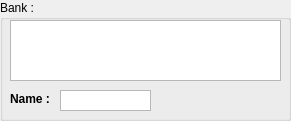
Qt form interface/qbank.ui (LasDesu/fb01editor) before a commit.
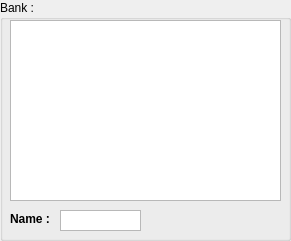
The same form after that commit.

```diff
--- a/interface/qbank.ui
+++ b/interface/qbank.ui
@@ -7,7 +7,7 @@
     <x>0</x>
     <y>0</y>
     <width>291</width>
-    <height>121</height>
+    <height>241</height>
    </rect>
   </property>
   <property name="windowTitle">
@@ -19,7 +19,7 @@
      <x>0</x>
      <y>0</y>
      <width>291</width>
-     <height>121</height>
+     <height>241</height>
     </rect>
    </property>
    <property name="title">
@@ -31,7 +31,7 @@
       <x>10</x>
       <y>20</y>
       <width>271</width>
-      <height>61</height>
+      <height>181</height>
      </rect>
     </property>
     <property name="editTriggers">
@@ -66,8 +66,8 @@
     <property name="geometry">
      <rect>
       <x>60</x>
-      <y>90</y>
-      <width>91</width>
+      <y>210</y>
+      <width>81</width>
       <height>21</height>
      </rect>
     </property>
@@ -85,7 +85,7 @@
     <property name="geometry">
      <rect>
       <x>10</x>
-      <y>92</y>
+      <y>212</y>
       <width>46</width>
       <height>13</height>
      </rect>
```
Left out of the diff: 4 changed lines with no effect on the pictures.
